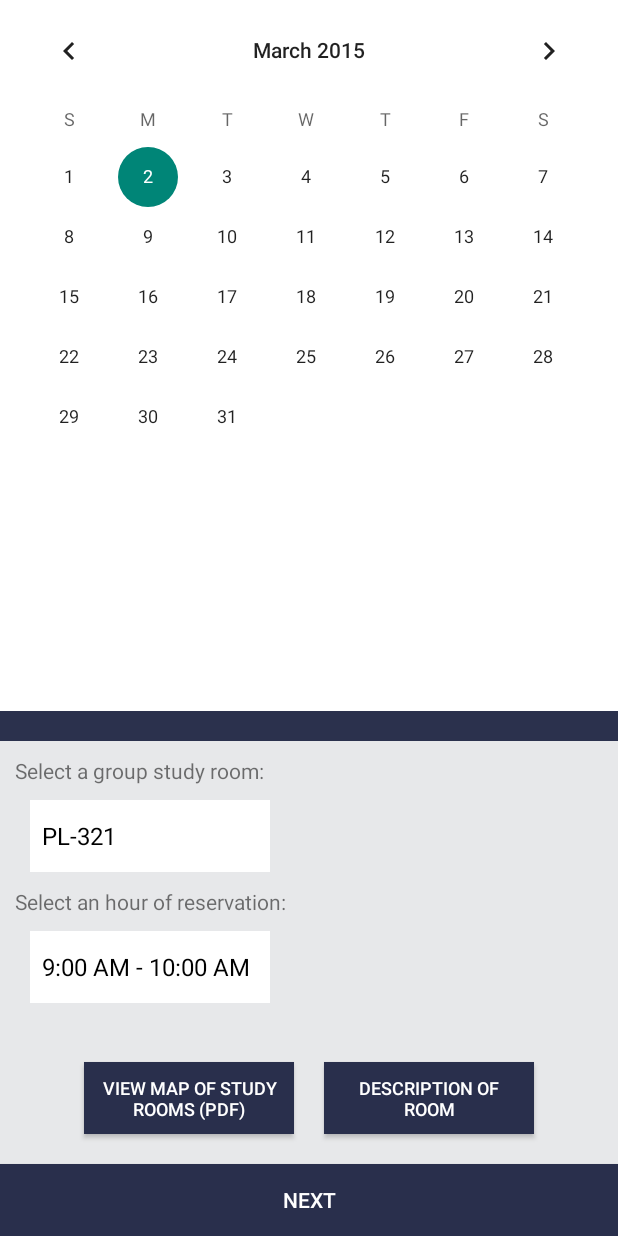
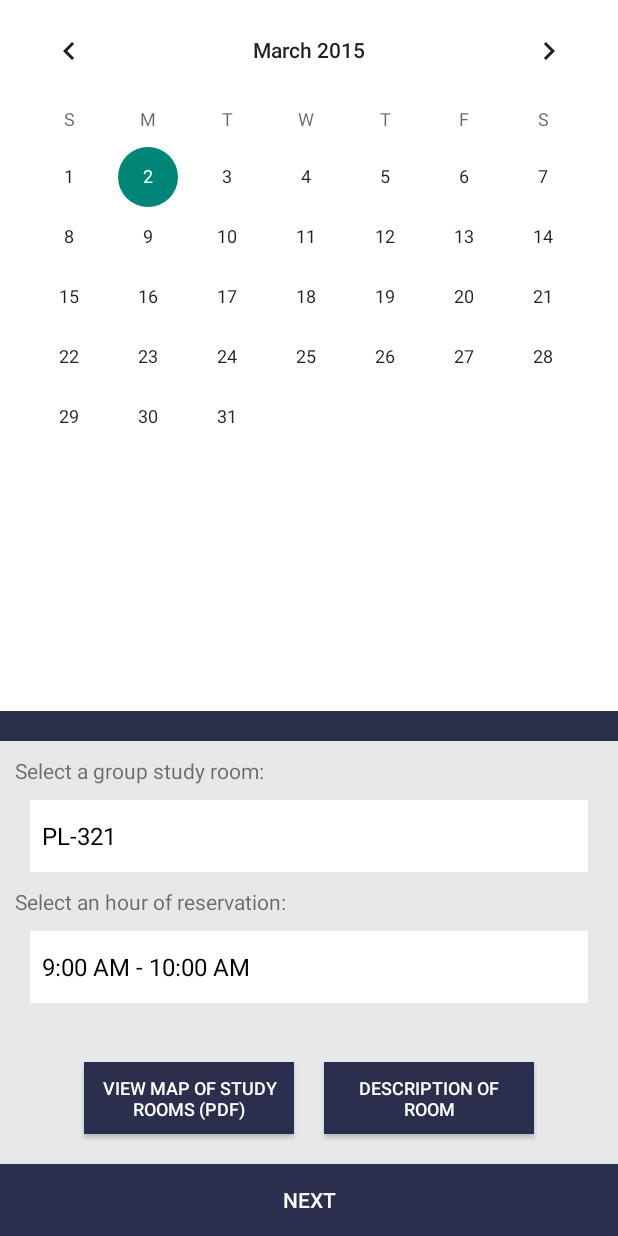
Before and after one commit to hashtagmike24/LibrarySpace, an Android app: the GroupActivity screen opened directly, with no data from a screen before it, on a phone screen of 412 x 824 dp. Run offline under Robolectric (Android 15) with nearby library versions, the phone set to English and light mode, and no system bars; libraries missing offline, so code that uses them is left out: java.security.acl.

Commit message:
Made the spinners look cute (on calendar screens)

```diff
--- a/LibrarySpace/app/src/main/res/layout/activity_group.xml
+++ b/LibrarySpace/app/src/main/res/layout/activity_group.xml
@@ -40,7 +40,7 @@
         android:layout_alignParentStart="true" />
 
     <Spinner
-        android:layout_width="160dp"
+        android:layout_width="match_parent"
         android:layout_height="wrap_content"
         android:layout_marginLeft="20dp"
         android:layout_marginRight="20dp"
@@ -62,7 +62,7 @@
         android:layout_alignParentStart="true" />
 
     <Spinner
-        android:layout_width="160dp"
+        android:layout_width="match_parent"
         android:layout_height="wrap_content"
         android:layout_marginLeft="20dp"
         android:layout_marginRight="20dp"
--- a/LibrarySpace/app/src/main/res/layout/activity_individual.xml
+++ b/LibrarySpace/app/src/main/res/layout/activity_individual.xml
@@ -40,7 +40,7 @@
         android:layout_alignParentStart="true" />
 
     <Spinner
-        android:layout_width="160dp"
+        android:layout_width="match_parent"
         android:layout_height="wrap_content"
         android:layout_marginLeft="20dp"
         android:layout_marginRight="20dp"
@@ -62,7 +62,7 @@
         android:layout_alignParentStart="true" />
 
     <Spinner
-        android:layout_width="160dp"
+        android:layout_width="match_parent"
         android:layout_height="wrap_content"
         android:layout_marginLeft="20dp"
         android:layout_marginRight="20dp"
--- a/LibrarySpace/app/src/main/res/layout/activity_multimedia.xml
+++ b/LibrarySpace/app/src/main/res/layout/activity_multimedia.xml
@@ -40,7 +40,7 @@
         android:layout_alignParentStart="true" />
 
     <Spinner
-        android:layout_width="160dp"
+        android:layout_width="match_parent"
         android:layout_height="wrap_content"
         android:layout_marginLeft="20dp"
         android:layout_marginRight="20dp"
@@ -62,7 +62,7 @@
         android:layout_alignParentStart="true" />
 
     <Spinner
-        android:layout_width="160dp"
+        android:layout_width="match_parent"
         android:layout_height="wrap_content"
         android:layout_marginLeft="20dp"
         android:layout_marginRight="20dp"
```
